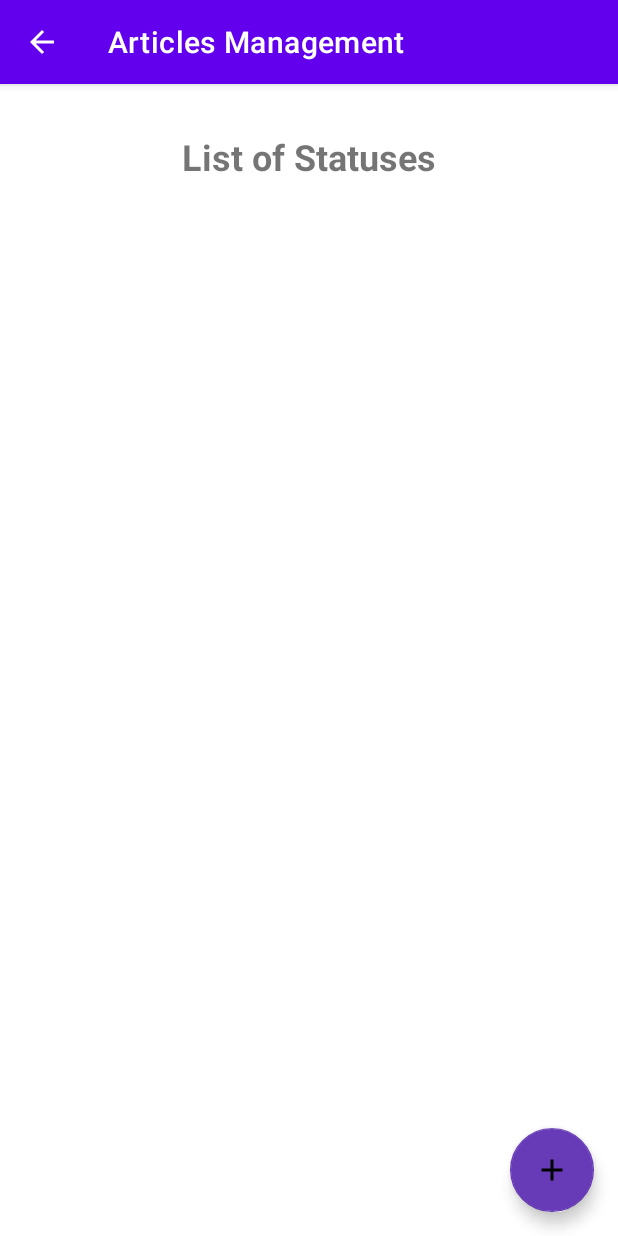
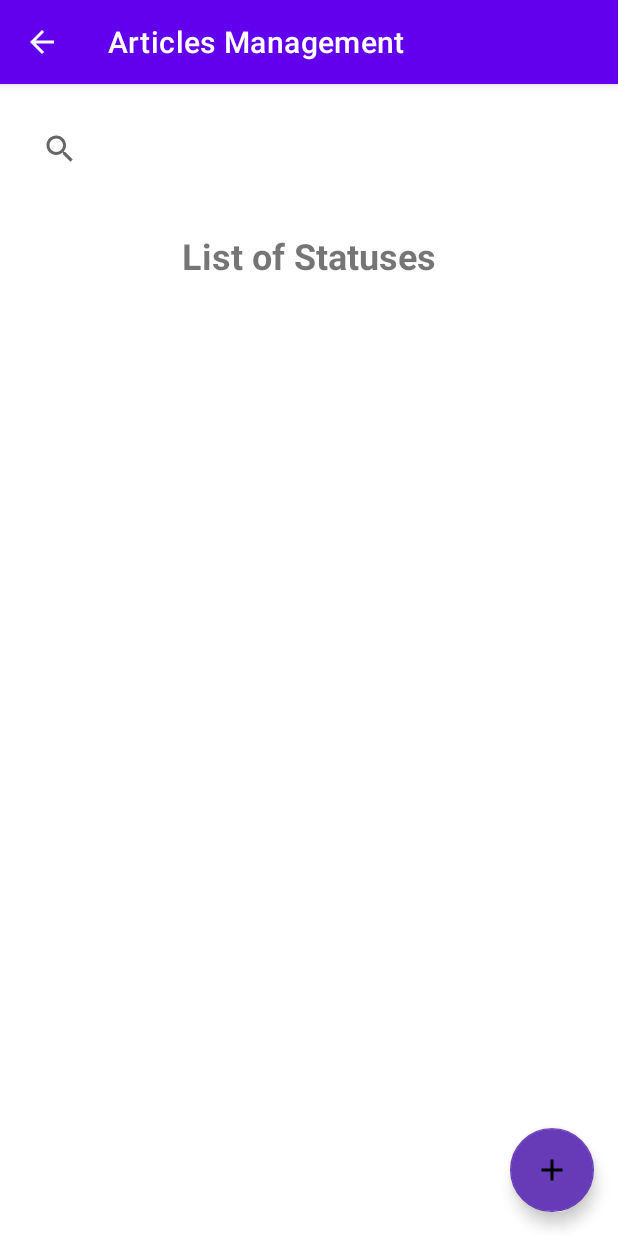
Before and after one commit to AlexRTC1997/EB_Project, an Android app: the StatusActivity screen opened directly, with no data from a screen before it, on a phone screen of 412 x 824 dp. Run offline under Robolectric (Android 15) with nearby library versions, the phone set to English and light mode, and no system bars.

Commit message:
ADD: SearchView element

```diff
--- a/app/src/main/res/layout/activity_status.xml
+++ b/app/src/main/res/layout/activity_status.xml
@@ -12,9 +12,10 @@
         android:layout_width="match_parent"
         android:layout_height="wrap_content"
         android:layout_marginStart="16dp"
-        android:layout_marginTop="32dp"
+        android:layout_marginTop="16dp"
         android:layout_marginEnd="8dp"
         app:layout_constraintEnd_toEndOf="parent"
+        app:layout_constraintHorizontal_bias="0.0"
         app:layout_constraintStart_toStartOf="parent"
         app:layout_constraintTop_toBottomOf="@+id/tv_status_list_title" />
 
@@ -22,13 +23,13 @@
         android:id="@+id/tv_status_list_title"
         android:layout_width="wrap_content"
         android:layout_height="wrap_content"
-        android:layout_marginTop="32dp"
+        android:layout_marginTop="40dp"
         android:text="@string/status_list_title"
         android:textSize="24sp"
         android:textStyle="bold"
         app:layout_constraintEnd_toEndOf="parent"
         app:layout_constraintStart_toStartOf="parent"
-        app:layout_constraintTop_toTopOf="parent" />
+        app:layout_constraintTop_toBottomOf="@+id/sv_status_search" />
 
     <com.google.android.material.floatingactionbutton.FloatingActionButton
         android:id="@+id/fba_status_add"
@@ -42,4 +43,16 @@
         app:layout_constraintEnd_toEndOf="parent"
         android:src="@drawable/ic_add" />
 
+    <SearchView
+        android:id="@+id/sv_status_search"
+        android:layout_width="0dp"
+        android:layout_height="30dp"
+        android:layout_marginStart="16dp"
+        android:layout_marginTop="28dp"
+        android:layout_marginEnd="16dp"
+        app:layout_constraintEnd_toEndOf="parent"
+        app:layout_constraintHorizontal_bias="1.0"
+        app:layout_constraintStart_toStartOf="parent"
+        app:layout_constraintTop_toTopOf="parent" />
+
 </androidx.constraintlayout.widget.ConstraintLayout>
```
